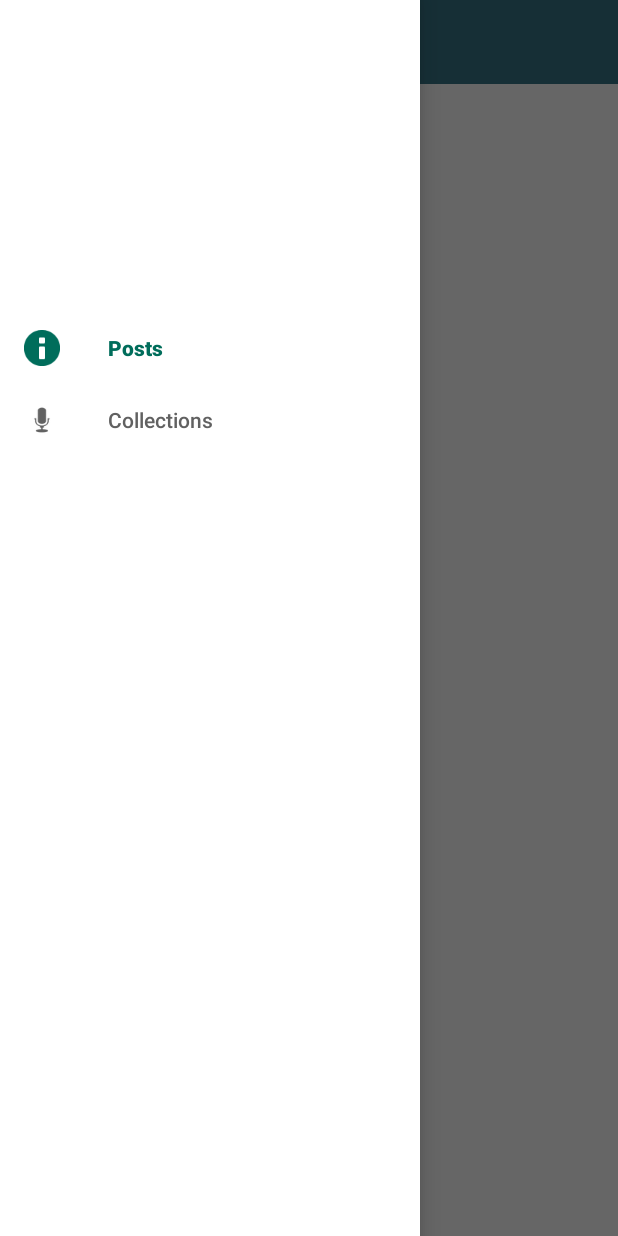
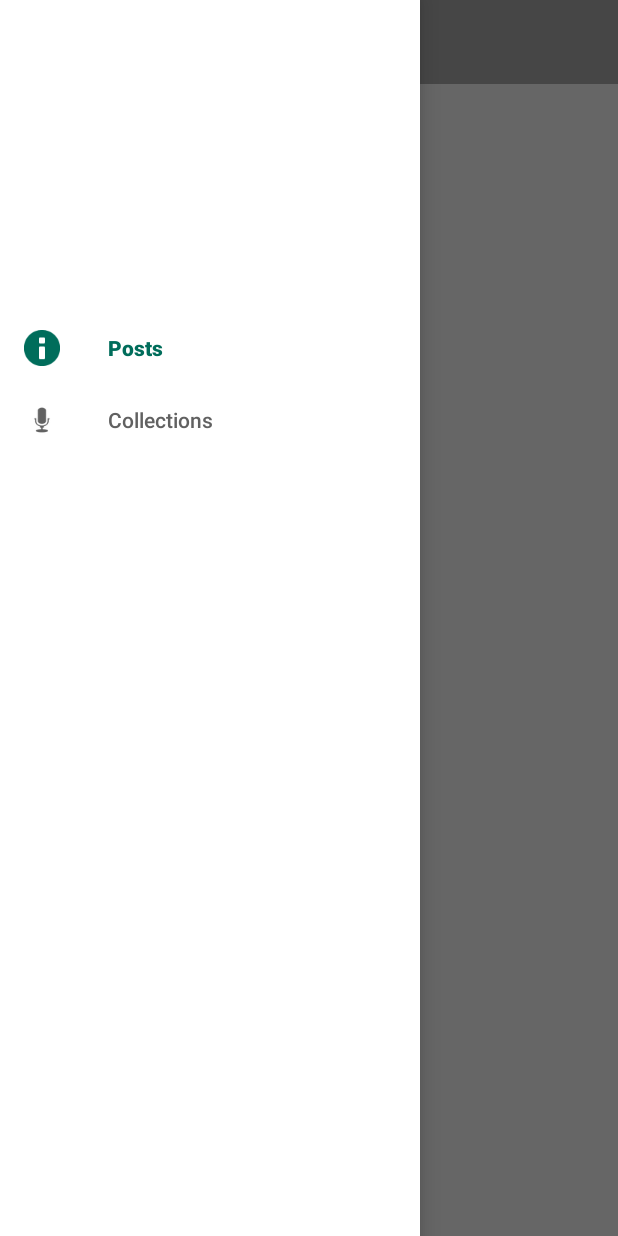
Before and after one commit to lunnik/Movilia, an Android app: the MainActivity screen opened directly, with no data from a screen before it, with the side drawer open, on a phone screen of 412 x 824 dp. Run offline under Robolectric (Android 15) with nearby library versions, the phone set to English and light mode, and no system bars; libraries missing offline, so code that uses them is left out: com.facebook.drawee; plain views replace SimpleDraweeView.

Commit message:
cambio de color toolbar

```diff
--- a/app/src/main/res/values/colors.xml
+++ b/app/src/main/res/values/colors.xml
@@ -6,7 +6,7 @@
 
 
     <color name="primary_dark_act">#006D5B</color>
-    <color name="primary_act">#367588</color>
+    <color name="primary_act">#AFAFAF</color>
     <color name="text_color_act">#FF0000</color>
     <color name="accent_act">#006D5B</color>
     <color name="window_color_act">#AFAFAF</color>
```
Also changed, not shown: app/src/main/java/com/lionsquare/movilia/MainActivity.java (+2 -5 lines).
